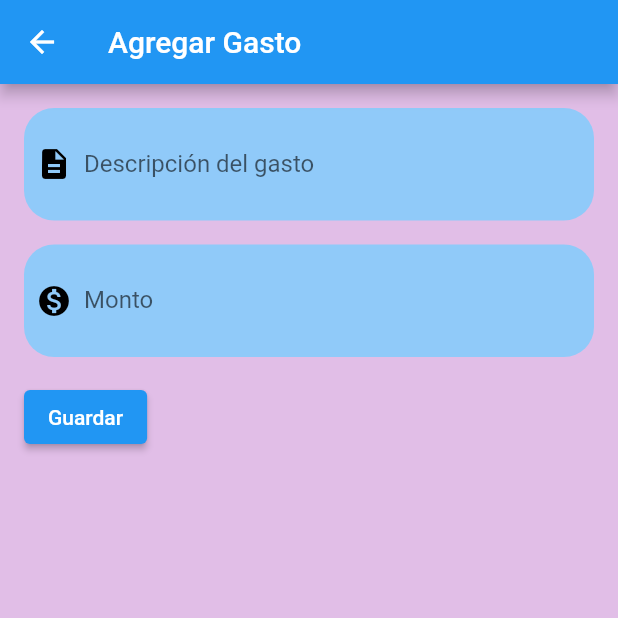
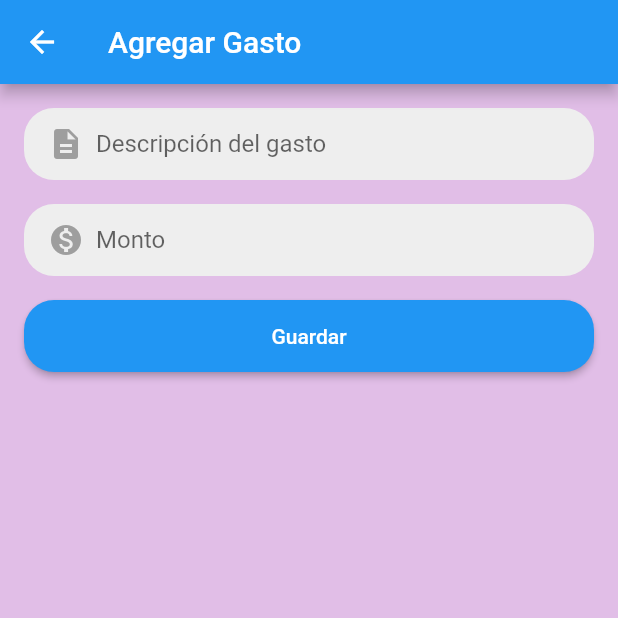
Before and after one commit to yarethzy/finanzas2, a Flutter app: the GastosForm screen opened directly, on a phone screen of 412 x 824 dp, the top half of it. Run offline on Flutter 3.47's test engine with Material 2 defaults, Android fonts, the phone set to English and light mode, and no system bars; our stand-ins replace sqflite, sqflite_common_ffi; accounts and stored records are empty.

Commit message:
un poco de diseño en gasto

```diff
--- a/lib/page/gasto.dart
+++ b/lib/page/gasto.dart
@@ -13,32 +13,31 @@ class _GastosFormState extends State<GastosForm> {
   Widget build(BuildContext context) {
     return Scaffold(
       appBar: AppBar(
-        title: const Text('Agregar Gasto'),
+        title: Text('Agregar Gasto'),
       ),
       body: Padding(
         padding: const EdgeInsets.all(16.0),
         child: Column(
-          crossAxisAlignment: CrossAxisAlignment.start,
+          crossAxisAlignment: CrossAxisAlignment.stretch,
           children: [
             // Caja de texto redonda con icono para la descripción
             Container(
               decoration: BoxDecoration(
-                borderRadius: BorderRadius.circular(20.0), // Borde redondeado
-                color:
-                    Theme.of(context).colorScheme.background, // Color de fondo
+                borderRadius: BorderRadius.circular(20.0),
+                color: Colors.grey[200],
               ),
               child: Padding(
-                padding: const EdgeInsets.all(8.0),
+                padding: const EdgeInsets.symmetric(horizontal: 16),
                 child: Row(
                   children: [
-                    const Icon(Icons.description, color: Colors.black),
-                    const SizedBox(width: 8),
+                    Icon(Icons.description, color: Colors.grey),
+                    SizedBox(width: 8),
                     Expanded(
                       child: TextField(
                         controller: _descripcionController,
-                        decoration: const InputDecoration(
-                          labelText: 'Descripción del gasto',
-                          border: InputBorder.none, // Sin borde
+                        decoration: InputDecoration(
+                          hintText: 'Descripción del gasto',
+                          border: InputBorder.none,
                         ),
                       ),
                     ),
@@ -46,27 +45,26 @@ class _GastosFormState extends State<GastosForm> {
                 ),
               ),
             ),
-            const SizedBox(height: 16),
+            SizedBox(height: 16),
             // Caja de texto redonda con icono para el monto
             Container(
               decoration: BoxDecoration(
-                borderRadius: BorderRadius.circular(20.0), // Borde redondeado
-                color:
-                    Theme.of(context).colorScheme.background, // Color de fondo
+                borderRadius: BorderRadius.circular(20.0),
+                color: Colors.grey[200],
               ),
               child: Padding(
-                padding: const EdgeInsets.all(8.0),
+                padding: const EdgeInsets.symmetric(horizontal: 16),
                 child: Row(
                   children: [
-                    const Icon(Icons.monetization_on, color: Colors.black),
-                    const SizedBox(width: 8),
+                    Icon(Icons.monetization_on, color: Colors.grey),
+                    SizedBox(width: 8),
                     Expanded(
                       child: TextField(
                         controller: _montoController,
                         keyboardType: TextInputType.number,
-                        decoration: const InputDecoration(
-                          labelText: 'Monto',
-                          border: InputBorder.none, // Sin borde
+                        decoration: InputDecoration(
+                          hintText: 'Monto',
+                          border: InputBorder.none,
                         ),
                       ),
                     ),
@@ -74,24 +72,27 @@ class _GastosFormState extends State<GastosForm> {
                 ),
               ),
             ),
-            const SizedBox(height: 16),
+            SizedBox(height: 16),
             ElevatedButton(
               onPressed: () {
-                // Aquí puedes procesar los datos ingresados
                 String descripcion = _descripcionController.text;
                 double monto = double.tryParse(_montoController.text) ?? 0.0;
 
-                // Puedes imprimir los datos o realizar otras acciones
                 print('Descripción: $descripcion');
                 print('Monto: $monto');
 
-                // Puedes cerrar el formulario después de procesar los datos
                 Navigator.pop(
                   context,
                   'Gasto: $descripcion - \$${monto.toStringAsFixed(2)}',
                 );
               },
-              child: const Text('Guardar'),
+              child: Text('Guardar'),
+              style: ElevatedButton.styleFrom(
+                padding: EdgeInsets.symmetric(vertical: 16),
+                shape: RoundedRectangleBorder(
+                  borderRadius: BorderRadius.circular(20.0),
+                ),
+              ),
             ),
           ],
         ),
```
